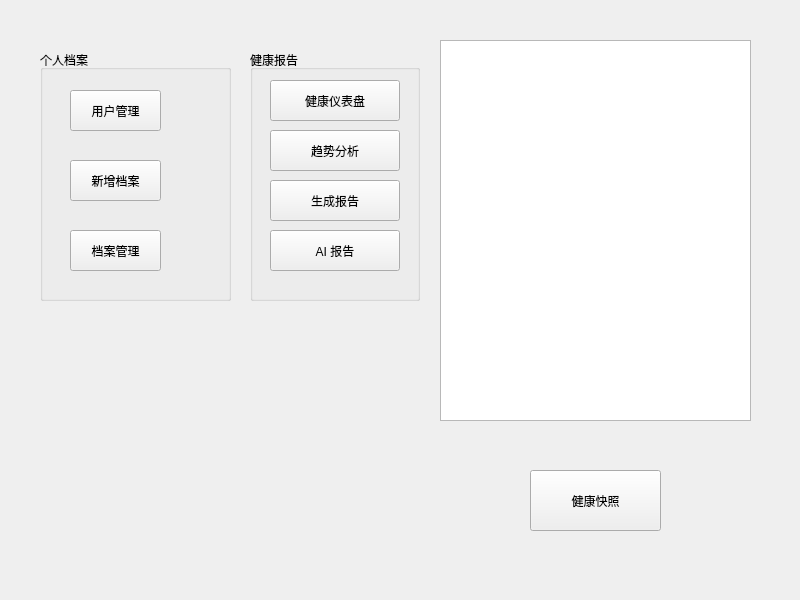
Before: the Qt Designer form frontend/Forms/widget.ui in Felis1204/OmniHealth_Profiler, drawn with Qt 5.
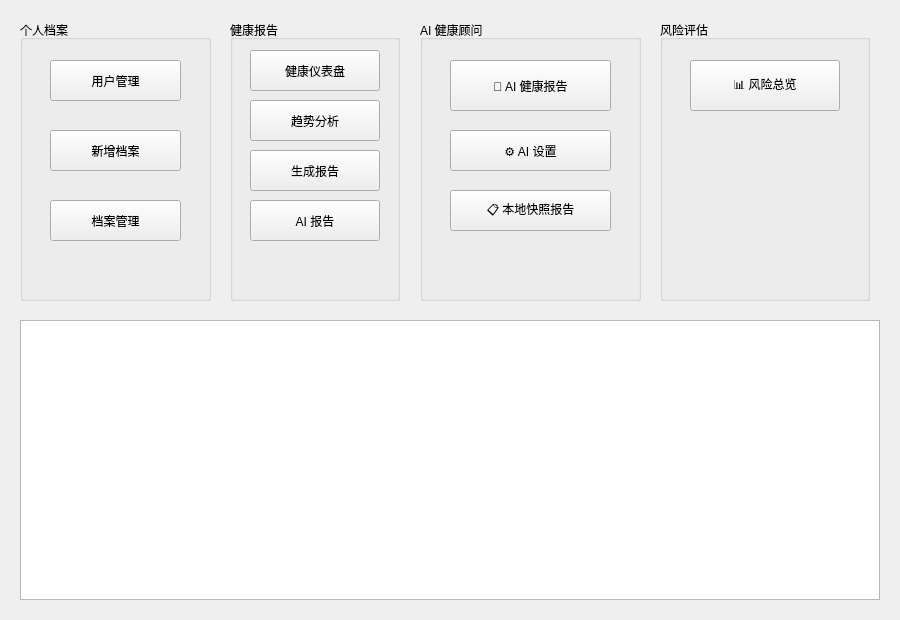
After: the same form once the commit is applied.

Commit message:
feat: 前端 AI 配置与报告接口 — configureLLM + AISettingsDialog + AIReportDialog
- HealthManager.h: 新增 configureLLM()/isLLMConfigured() 供前端配置 LLM API
- HealthManager.cpp: 实现上述方法，委托给 LLMService
- 新建 AISettingsDialog: API 配置对话框（Endpoint/Key/Model + 测试连接）
- 新建 AIReportDialog: AI 报告生成 + 多轮追问对话交互
- widget.ui: 合并远程健康报告按钮，新增 AI 健康顾问 & 风险评估 GroupBox
- widget.h/cpp: 实现所有 AI 按钮逻辑，on_aiButton 改用 AIReportDialog
- CMakeLists.txt: 注册新源文件
- 新增 docs/AI_Frontend_Integration_Guide.md 集成指南
- 更新 HealthManager_Frontend_API_Reference.md 补充 LLM 配置接口

Diff of the .ui file:
```diff
--- a/frontend/Forms/widget.ui
+++ b/frontend/Forms/widget.ui
@@ -6,43 +6,31 @@
    <rect>
     <x>0</x>
     <y>0</y>
-    <width>800</width>
-    <height>600</height>
+    <width>900</width>
+    <height>620</height>
    </rect>
   </property>
   <property name="windowTitle">
    <string>OmniHealth Profiler</string>
   </property>
-  <widget class="QPushButton" name="pushButton">
-   <property name="geometry">
-    <rect>
-     <x>530</x>
-     <y>470</y>
-     <width>131</width>
-     <height>61</height>
-    </rect>
-   </property>
-   <property name="text">
-    <string>健康快照</string>
-   </property>
-  </widget>
+  <!-- 底部：健康报告快速预览 -->
   <widget class="QTextBrowser" name="textBrowser">
    <property name="geometry">
     <rect>
-     <x>440</x>
-     <y>40</y>
-     <width>311</width>
-     <height>381</height>
+     <x>20</x>
+     <y>320</y>
+     <width>860</width>
+     <height>280</height>
     </rect>
    </property>
   </widget>
   <widget class="QGroupBox" name="groupBox">
    <property name="geometry">
     <rect>
-     <x>40</x>
-     <y>50</y>
+     <x>20</x>
+     <y>20</y>
      <width>191</width>
-     <height>251</height>
+     <height>281</height>
     </rect>
    </property>
    <property name="title">
@@ -53,7 +41,7 @@
      <rect>
       <x>30</x>
       <y>110</y>
-      <width>91</width>
+      <width>131</width>
       <height>41</height>
      </rect>
     </property>
@@ -66,7 +54,7 @@
      <rect>
       <x>30</x>
       <y>180</y>
-      <width>91</width>
+      <width>131</width>
       <height>41</height>
      </rect>
     </property>
@@ -79,7 +67,7 @@
      <rect>
       <x>30</x>
       <y>40</y>
-      <width>91</width>
+      <width>131</width>
       <height>41</height>
      </rect>
     </property>
@@ -91,10 +79,10 @@
   <widget class="QGroupBox" name="outputGroupBox">
    <property name="geometry">
     <rect>
-     <x>250</x>
-     <y>50</y>
+     <x>230</x>
+     <y>20</y>
      <width>170</width>
-     <height>251</height>
+     <height>281</height>
     </rect>
    </property>
    <property name="title">
@@ -153,6 +141,98 @@
     </property>
    </widget>
   </widget>
+  <!-- 中右：AI 健康顾问（本地新增） -->
+  <widget class="QGroupBox" name="aiGroupBox">
+   <property name="geometry">
+    <rect>
+     <x>420</x>
+     <y>20</y>
+     <width>221</width>
+     <height>281</height>
+    </rect>
+   </property>
+   <property name="title">
+    <string>AI 健康顾问</string>
+   </property>
+   <widget class="QPushButton" name="aiReportButton">
+    <property name="geometry">
+     <rect>
+      <x>30</x>
+      <y>40</y>
+      <width>161</width>
+      <height>51</height>
+     </rect>
+    </property>
+    <property name="text">
+     <string>🤖 AI 健康报告</string>
+    </property>
+    <property name="toolTip">
+     <string>生成 AI 驱动的个性化健康报告（周报/月报），支持追问</string>
+    </property>
+   </widget>
+   <widget class="QPushButton" name="aiSettingsButton">
+    <property name="geometry">
+     <rect>
+      <x>30</x>
+      <y>110</y>
+      <width>161</width>
+      <height>41</height>
+     </rect>
+    </property>
+    <property name="text">
+     <string>⚙️ AI 设置</string>
+    </property>
+    <property name="toolTip">
+     <string>配置 API Endpoint、Key 和模型名称</string>
+    </property>
+   </widget>
+   <widget class="QPushButton" name="localReportButton">
+    <property name="geometry">
+     <rect>
+      <x>30</x>
+      <y>170</y>
+      <width>161</width>
+      <height>41</height>
+     </rect>
+    </property>
+    <property name="text">
+     <string>📋 本地快照报告</string>
+    </property>
+    <property name="toolTip">
+     <string>生成基于最新单点数据的本地健康快照</string>
+    </property>
+   </widget>
+  </widget>
+  <!-- 右侧：风险评估（本地新增） -->
+  <widget class="QGroupBox" name="riskGroupBox">
+   <property name="geometry">
+    <rect>
+     <x>660</x>
+     <y>20</y>
+     <width>210</width>
+     <height>281</height>
+    </rect>
+   </property>
+   <property name="title">
+    <string>风险评估</string>
+   </property>
+   <widget class="QPushButton" name="riskButton">
+    <property name="geometry">
+     <rect>
+      <x>30</x>
+      <y>40</y>
+      <width>150</width>
+      <height>51</height>
+     </rect>
+    </property>
+    <property name="text">
+     <string>📊 风险总览</string>
+    </property>
+    <property name="toolTip">
+     <string>查看 ASCVD/BMI/TyG/CDRS 风险评估结果</string>
+    </property>
+   </widget>
+  </widget>
  </widget>
  <resources/>
  <connections/>
```
Left out of the diff: 2 changed lines with no effect on the pictures. The commit also changes 11 other files.
